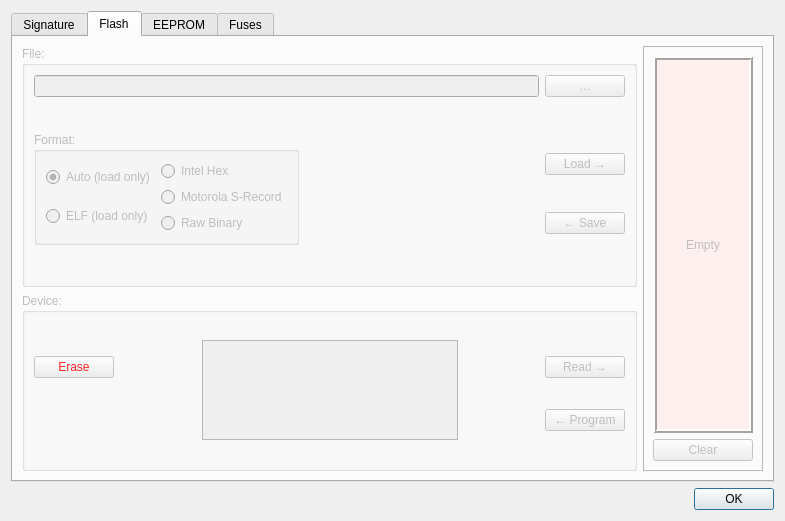
First picture: the form in src/python/memories.ui, repository sjzwangjh/avrdude-wangjh, before the edit.
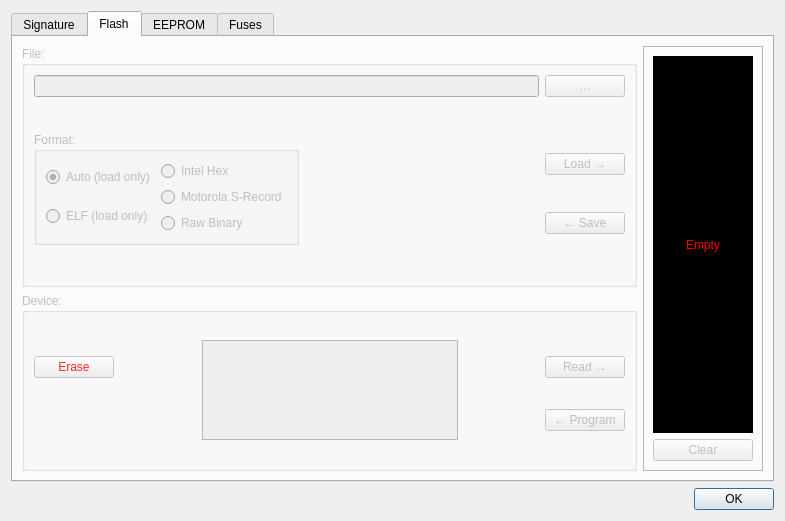
Second picture: the form after the edit. The open tabs and pages were chosen to show the change.

Commit message:
上位机 HID 中断传输适配与 GUI 优化
- ser_avrdoper.c: HID 改走 EP1 中断端点（Output/Input 报告，载荷 13/29B）
  - hid_write 返回值兼容 Windows 短报告填充（bytesSent >= len）
  - avrdoperFillBuffer 区分超时无数据/错误，drain 与 recv 分别处理
- adgui.py / memories.ui:
  - 烧录进度条完成后保持最终百分比，调入新文件/关闭 Memories 才复位
  - 烧录时间随进度条同源显示并保持
  - Flash 缓冲框空=黑底红字、满=深绿底红字，百分比从下到上填充
  - 日志增加编程耗时（Programmed N bytes used M second）

```diff
--- a/src/python/memories.ui
+++ b/src/python/memories.ui
@@ -460,7 +460,7 @@
              </size>
             </property>
             <property name="styleSheet">
-             <string notr="true">background-color: rgb(255,240,240);</string>
+             <string notr="true">background-color: rgb(0,0,0); color: rgb(255,0,0);</string>
             </property>
             <property name="frameShape">
              <enum>QFrame::Shape::Box</enum>
```
The commit also changes 2 other files.
